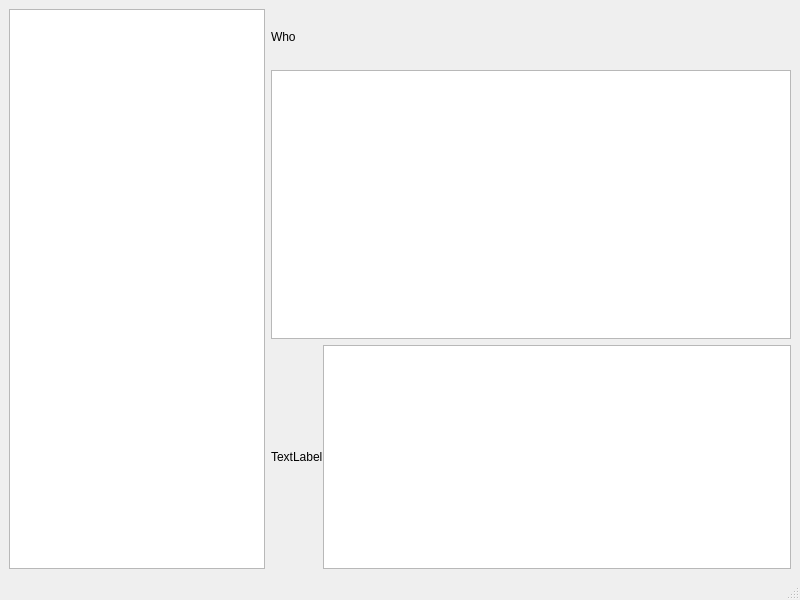
This is simplechat.ui in junyussh/MumiChat-Client as Qt 5 draws it before an edit. The edited form follows.
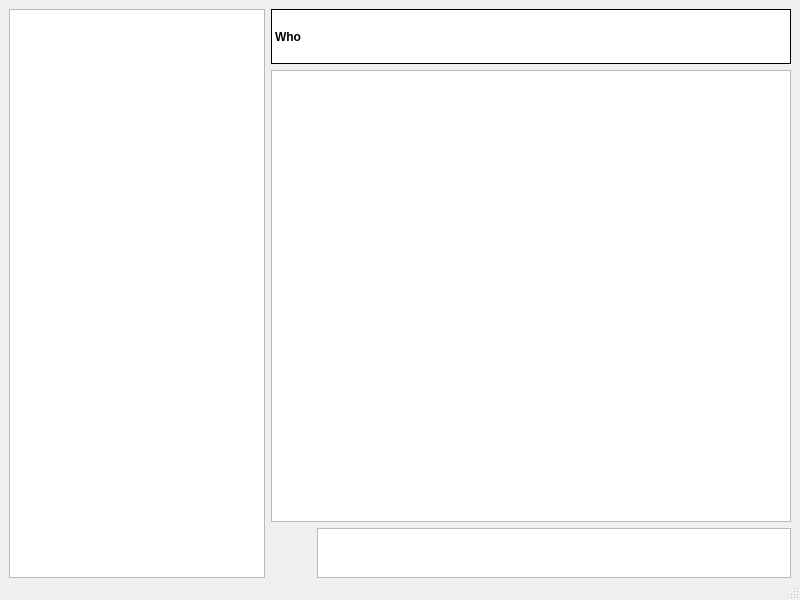
This is the edited form. Icons and pictures are not drawn.

```diff
--- a/simplechat.ui
+++ b/simplechat.ui
@@ -15,6 +15,9 @@
   </property>
   <widget class="QWidget" name="centralwidget">
    <layout class="QHBoxLayout" name="horizontalLayout" stretch="0,4">
+    <property name="bottomMargin">
+     <number>0</number>
+    </property>
     <item>
      <widget class="QListView" name="UserList"/>
     </item>
@@ -23,13 +26,25 @@
       <property name="horizontalSpacing">
        <number>0</number>
       </property>
-      <item row="1" column="0" colspan="2">
-       <widget class="QListView" name="listView"/>
-      </item>
       <item row="2" column="0">
-       <widget class="QLabel" name="label">
+       <widget class="QLabel" name="attachment">
+        <property name="sizePolicy">
+         <sizepolicy hsizetype="Expanding" vsizetype="Expanding">
+          <horstretch>0</horstretch>
+          <verstretch>0</verstretch>
+         </sizepolicy>
+        </property>
+        <property name="maximumSize">
+         <size>
+          <width>46</width>
+          <height>46</height>
+         </size>
+        </property>
         <property name="text">
-         <string>TextLabel</string>
+         <string/>
+        </property>
+        <property name="pixmap">
+         <pixmap resource="icon.qrc">:/images/icon/link.png</pixmap>
         </property>
        </widget>
       </item>
@@ -44,7 +59,7 @@
         <property name="maximumSize">
          <size>
           <width>16777215</width>
-          <height>224</height>
+          <height>50</height>
          </size>
         </property>
         <property name="baseSize">
@@ -69,11 +84,22 @@
           <height>55</height>
          </size>
         </property>
+        <property name="styleSheet">
+         <string notr="true">background: #fff;
+padding-left: 1em;
+color: #000;
+font-weight: bold;
+border: 1px solid #000;
+font-size: 1.235em;</string>
+        </property>
         <property name="text">
          <string>Who</string>
         </property>
        </widget>
       </item>
+      <item row="1" column="0" colspan="2">
+       <widget class="QListWidget" name="listWidget"/>
+      </item>
      </layout>
     </item>
    </layout>
```
Left out of the diff: 14 changed lines with no effect on the pictures.
